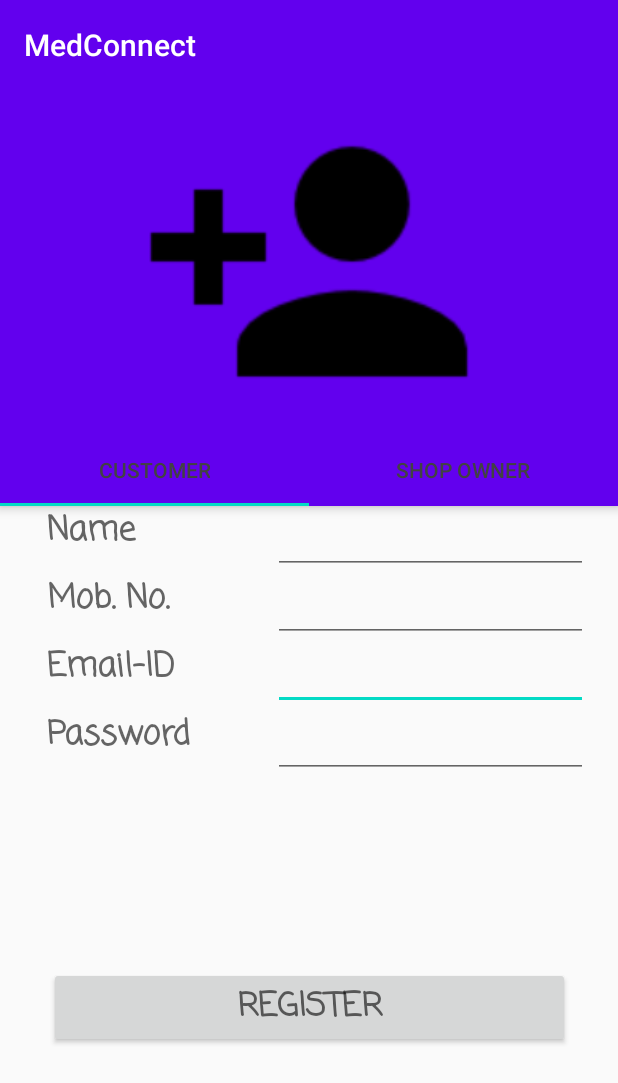
After one commit to shobhi1310/MedConnect, an Android app: the CustomerFragment screen opened directly, with no data from a screen before it, on a phone screen of 412 x 824 dp. The commit adds this screen. Shown: the top 1083 px of the screen. Run offline under Robolectric (Android 15) with nearby library versions, the phone set to English and light mode, and no system bars.

Commit message:
Sign Up Page Almost Finished

```diff
--- a/app/src/main/AndroidManifest.xml
+++ b/app/src/main/AndroidManifest.xml
@@ -9,6 +9,10 @@
         android:roundIcon="@mipmap/ic_launcher_round"
         android:supportsRtl="true"
         android:theme="@style/AppTheme">
+        <activity
+            android:name=".SignUp"
+            android:label="@string/title_activity_sign_up"
+            android:theme="@style/AppTheme.NoActionBar"></activity>
         <activity android:name=".MainActivity">
             <intent-filter>
                 <action android:name="android.intent.action.MAIN" />
--- /dev/null
+++ b/app/src/main/java/com/example/medconnect/SignUp.java
@@ -0,0 +1,44 @@
+package com.example.medconnect;
+
+import android.os.Bundle;
+
+import com.example.medconnect.ui.main.CustomerFragment;
+import com.example.medconnect.ui.main.ShopOwnerFragment;
+import com.google.android.material.floatingactionbutton.FloatingActionButton;
+import com.google.android.material.snackbar.Snackbar;
+import com.google.android.material.tabs.TabLayout;
+
+import androidx.viewpager.widget.ViewPager;
+import androidx.appcompat.app.AppCompatActivity;
+
+import android.view.Menu;
+import android.view.MenuItem;
+import android.view.View;
+
+import com.example.medconnect.ui.main.SectionsPagerAdapter;
+
+public class SignUp extends AppCompatActivity {
+
+    private SectionsPagerAdapter sectionsPagerAdapter;
+    private ViewPager viewPager;
+
+    @Override
+    protected void onCreate(Bundle savedInstanceState) {
+        super.onCreate(savedInstanceState);
+        setContentView(R.layout.activity_sign_up);
+        sectionsPagerAdapter = new SectionsPagerAdapter(getSupportFragmentManager());
+
+        viewPager = (ViewPager)findViewById(R.id.view_pager);
+        setupViewPager(viewPager);
+
+        TabLayout tabs = findViewById(R.id.tabs);
+        tabs.setupWithViewPager(viewPager);
+    }
+
+    private void setupViewPager(ViewPager viewPager) {
+        SectionsPagerAdapter adapter = new SectionsPagerAdapter(getSupportFragmentManager());
+        adapter.addFragment(new CustomerFragment(), "CUSTOMER");
+        adapter.addFragment(new ShopOwnerFragment(), "SHOP OWNER");
+        viewPager.setAdapter(adapter);
+    }
+}
--- /dev/null
+++ b/app/src/main/java/com/example/medconnect/ui/main/CustomerFragment.java
@@ -0,0 +1,54 @@
+package com.example.medconnect.ui.main;
+
+import android.os.Bundle;
+import android.view.LayoutInflater;
+import android.view.View;
+import android.view.ViewGroup;
+import android.widget.Button;
+import android.widget.EditText;
+import android.widget.Toast;
+
+import com.example.medconnect.R;
+
+import androidx.annotation.NonNull;
+import androidx.annotation.Nullable;
+import androidx.fragment.app.Fragment;
+
+public class CustomerFragment extends Fragment {
+    private static final String TAG = "CustomerFragment";
+    EditText name;
+    EditText mob;
+    EditText email;
+    EditText password;
+    Button register;
+    String Name;
+    String Mobile;
+    String Email;
+    String Password;
+
+    @Nullable
+    @Override
+    public View onCreateView(@NonNull LayoutInflater inflater, @Nullable ViewGroup container, @Nullable Bundle savedInstanceState) {
+        View view = inflater.inflate(R.layout.customer_fragment, container, false);
+
+        name = (EditText)view.findViewById(R.id.customerName);
+        mob = (EditText)view.findViewById(R.id.customerMobile);
+        email = (EditText)view.findViewById(R.id.customerEmail);
+        password = (EditText)view.findViewById(R.id.customerPassword);
+        register = (Button)view.findViewById(R.id.customerRegister);
+
+        register.setOnClickListener(new View.OnClickListener() {
+            @Override
+            public void onClick(View view) {
+                Name = name.getText().toString();
+                Mobile = mob.getText().toString();
+                Email = email.getText().toString();
+                Password = password.getText().toString();
+
+                Toast.makeText(getActivity(), Name + " " + Mobile + " " + Email + " " + Password, Toast.LENGTH_LONG).show();
+            }
+        });
+
+        return view;
+    }
+}
--- /dev/null
+++ b/app/src/main/java/com/example/medconnect/ui/main/SectionsPagerAdapter.java
@@ -0,0 +1,54 @@
+package com.example.medconnect.ui.main;
+
+import android.content.Context;
+
+import androidx.annotation.Nullable;
+import androidx.annotation.StringRes;
+import androidx.fragment.app.Fragment;
+import androidx.fragment.app.FragmentManager;
+import androidx.fragment.app.FragmentPagerAdapter;
+
+import com.example.medconnect.R;
+
+import java.util.ArrayList;
+import java.util.List;
+
+/**
+ * A [FragmentPagerAdapter] that returns a fragment corresponding to
+ * one of the sections/tabs/pages.
+ */
+public class SectionsPagerAdapter extends FragmentPagerAdapter {
+
+//    @StringRes
+//    private static final int[] TAB_TITLES = new int[]{R.string.tab_text_1, R.string.tab_text_2};
+    private final List<Fragment> mFragmentList = new ArrayList<>();
+    private final List<String> mFragmentTitleList = new ArrayList<>();
+
+    public void addFragment(Fragment fragment, String title) {
+        mFragmentList.add(fragment);
+        mFragmentTitleList.add(title);
+    }
+
+    public SectionsPagerAdapter(FragmentManager fm) {
+        super(fm);
+    }
+
+    @Override
+    public Fragment getItem(int position) {
+        // getItem is called to instantiate the fragment for the given page.
+        // Return a PlaceholderFragment (defined as a static inner class below).
+//        return PlaceholderFragment.newInstance(position + 1);
+        return mFragmentList.get(position);
+    }
+
+    @Nullable
+    @Override
+    public CharSequence getPageTitle(int position) {
+        return mFragmentTitleList.get(position);
+    }
+
+    @Override
+    public int getCount() {
+        return mFragmentList.size();
+    }
+}
--- /dev/null
+++ b/app/src/main/java/com/example/medconnect/ui/main/ShopOwnerFragment.java
@@ -0,0 +1,62 @@
+package com.example.medconnect.ui.main;
+
+import android.os.Bundle;
+import android.view.LayoutInflater;
+import android.view.View;
+import android.view.ViewGroup;
+import android.widget.Button;
+import android.widget.EditText;
+import android.widget.Toast;
+
+import com.example.medconnect.R;
+
+import androidx.annotation.NonNull;
+import androidx.annotation.Nullable;
+import androidx.fragment.app.Fragment;
+
+public class ShopOwnerFragment extends Fragment {
+    private static final String TAG = "ShopOwnerFragment";
+    EditText shopname;
+    EditText mob;
+    EditText email;
+    EditText password;
+    EditText address;
+    EditText license;
+    Button register;
+    String ShopName;
+    String Mobile;
+    String Email;
+    String Password;
+    String Address;
+    String License;
+
+    @Nullable
+    @Override
+    public View onCreateView(@NonNull LayoutInflater inflater, @Nullable ViewGroup container, @Nullable Bundle savedInstanceState) {
+        View view = inflater.inflate(R.layout.shop_owner_fragment, container, false);
+
+        shopname = (EditText) view.findViewById(R.id.shopName);
+        mob = (EditText) view.findViewById(R.id.shopMobile);
+        email = (EditText) view.findViewById(R.id.shopEmail);
+        password = (EditText) view.findViewById(R.id.shopPassword);
+        address = (EditText)view.findViewById(R.id.shopAddress);
+        license = (EditText)view.findViewById(R.id.shopLicense);
+        register = (Button) view.findViewById(R.id.shopRegister);
+
+        register.setOnClickListener(new View.OnClickListener() {
+            @Override
+            public void onClick(View view) {
+                ShopName = shopname.getText().toString();
+                Mobile = mob.getText().toString();
+                Email = email.getText().toString();
+                Password = password.getText().toString();
+                Address = address.getText().toString();
+                License = license.getText().toString();
+
+                Toast.makeText(getActivity(), ShopName + " " + Mobile + " " + Email + " " + Password, Toast.LENGTH_LONG).show();
+            }
+        });
+
+        return view;
+    }
+}
--- /dev/null
+++ b/app/src/main/res/layout/activity_sign_up.xml
@@ -0,0 +1,68 @@
+<?xml version="1.0" encoding="utf-8"?>
+<androidx.coordinatorlayout.widget.CoordinatorLayout xmlns:android="http://schemas.android.com/apk/res/android"
+    xmlns:app="http://schemas.android.com/apk/res-auto"
+    xmlns:tools="http://schemas.android.com/tools"
+    android:layout_width="match_parent"
+    android:layout_height="match_parent"
+    tools:context=".SignUp">
+
+    <androidx.viewpager.widget.ViewPager
+        android:id="@+id/view_pager"
+        android:layout_width="match_parent"
+        android:layout_height="match_parent"
+        app:layout_behavior="@string/appbar_scrolling_view_behavior" />
+
+    <com.google.android.material.appbar.AppBarLayout
+        android:layout_width="match_parent"
+        android:layout_height="wrap_content"
+        android:theme="@style/AppTheme.AppBarOverlay">
+
+        <TextView
+            android:id="@+id/title"
+            android:layout_width="wrap_content"
+            android:layout_height="wrap_content"
+            android:gravity="center"
+            android:minHeight="?actionBarSize"
+            android:padding="@dimen/appbar_padding"
+            android:text="@string/app_name"
+            android:textAppearance="@style/TextAppearance.Widget.AppCompat.Toolbar.Title" />
+
+        <ImageView
+            android:id="@+id/imageView"
+            android:layout_width="match_parent"
+            android:layout_height="230dp"
+            app:srcCompat="@drawable/baseline_person_add_black_48dp"
+            android:contentDescription="Sign Up Page" />
+
+        <com.google.android.material.tabs.TabLayout
+            android:id="@+id/tabs"
+            android:layout_width="match_parent"
+            android:layout_height="wrap_content"
+            android:background="?attr/colorPrimary"
+            app:tabUnboundedRipple="false"
+            app:tabTextColor="@color/cardview_dark_background">
+
+        <com.google.android.material.tabs.TabItem
+            android:text="@string/tab_text_1"
+            android:layout_height="wrap_content"
+            android:layout_width="wrap_content"
+            android:icon="@drawable/baseline_person_black_18dp"/>
+
+        <com.google.android.material.tabs.TabItem
+            android:text="@string/tab_text_2"
+            android:layout_height="wrap_content"
+            android:layout_width="wrap_content"
+            android:icon="@drawable/baseline_storefront_black_18dp"/>
+
+        </com.google.android.material.tabs.TabLayout>
+
+    </com.google.android.material.appbar.AppBarLayout>
+
+<!--    <com.google.android.material.floatingactionbutton.FloatingActionButton-->
+<!--        android:id="@+id/fab"-->
+<!--        android:layout_width="wrap_content"-->
+<!--        android:layout_height="wrap_content"-->
+<!--        android:layout_gravity="bottom|end"-->
+<!--        android:layout_margin="@dimen/fab_margin"-->
+<!--        app:srcCompat="@android:drawable/ic_dialog_email" />-->
+</androidx.coordinatorlayout.widget.CoordinatorLayout>
--- /dev/null
+++ b/app/src/main/res/layout/customer_fragment.xml
@@ -0,0 +1,125 @@
+<?xml version="1.0" encoding="utf-8"?>
+<androidx.constraintlayout.widget.ConstraintLayout xmlns:android="http://schemas.android.com/apk/res/android"
+    xmlns:app="http://schemas.android.com/apk/res-auto"
+    xmlns:tools="http://schemas.android.com/tools"
+    android:layout_width="match_parent"
+    android:layout_height="400dp"
+    android:layout_gravity="bottom">
+
+    <Button
+        android:id="@+id/customerRegister"
+        android:layout_width="347dp"
+        android:layout_height="wrap_content"
+        android:layout_margin="100dp"
+        android:fontFamily="casual"
+        android:text="REGISTER"
+        android:textAppearance="@style/TextAppearance.AppCompat.Medium"
+        android:textSize="22sp"
+        android:textStyle="bold"
+        app:layout_constraintBottom_toBottomOf="parent"
+        app:layout_constraintEnd_toEndOf="parent"
+        app:layout_constraintStart_toStartOf="parent"
+        app:layout_constraintTop_toBottomOf="@+id/customerPassword" />
+
+    <EditText
+        android:id="@+id/customerEmail"
+        android:layout_width="210dp"
+        android:layout_height="wrap_content"
+        android:layout_marginEnd="20dp"
+        android:ems="10"
+        android:inputType="textEmailAddress"
+        app:layout_constraintEnd_toEndOf="parent"
+        app:layout_constraintTop_toBottomOf="@+id/customerMobile" />
+
+    <EditText
+        android:id="@+id/customerPassword"
+        android:layout_width="210dp"
+        android:layout_height="wrap_content"
+        android:layout_marginEnd="20dp"
+        android:ems="10"
+        android:inputType="textPassword"
+        app:layout_constraintEnd_toEndOf="parent"
+        app:layout_constraintTop_toBottomOf="@+id/customerEmail" />
+
+    <EditText
+        android:id="@+id/customerName"
+        android:layout_width="210dp"
+        android:layout_height="wrap_content"
+        android:layout_marginEnd="20dp"
+        android:ems="10"
+        android:inputType="textPersonName"
+        app:layout_constraintEnd_toEndOf="parent"
+        tools:layout_editor_absoluteY="49dp"
+        tools:ignore="MissingConstraints" />
+
+    <EditText
+        android:id="@+id/customerMobile"
+        android:layout_width="210dp"
+        android:layout_height="wrap_content"
+        android:layout_marginEnd="20dp"
+        android:ems="10"
+        android:inputType="phone"
+        app:layout_constraintEnd_toEndOf="parent"
+        app:layout_constraintTop_toBottomOf="@+id/customerName" />
+
+    <TextView
+        android:id="@+id/textView4"
+        android:layout_width="140dp"
+        android:layout_height="43dp"
+        android:layout_marginStart="20dp"
+        android:layout_marginTop="2dp"
+        android:fontFamily="casual"
+        android:text="Email-ID"
+        android:textAppearance="@style/TextAppearance.AppCompat.Medium"
+        android:textSize="22sp"
+        android:textStyle="bold"
+        app:layout_constraintEnd_toStartOf="@+id/customerEmail"
+        app:layout_constraintStart_toStartOf="parent"
+        app:layout_constraintTop_toBottomOf="@+id/textView2" />
+
+    <TextView
+        android:id="@+id/textView5"
+        android:layout_width="140dp"
+        android:layout_height="43dp"
+        android:layout_marginStart="20dp"
+        android:layout_marginTop="2dp"
+        android:fontFamily="casual"
+        android:text="Password"
+        android:textAppearance="@style/TextAppearance.AppCompat.Medium"
+        android:textSize="22sp"
+        android:textStyle="bold"
+        app:layout_constraintEnd_toStartOf="@+id/customerPassword"
+        app:layout_constraintStart_toStartOf="parent"
+        app:layout_constraintTop_toBottomOf="@+id/textView4" />
+
+    <TextView
+        android:id="@+id/textView3"
+        android:layout_width="140dp"
+        android:layout_height="43dp"
+        android:layout_marginStart="20dp"
+        android:fontFamily="casual"
+        android:text="Name"
+        android:textAppearance="@style/TextAppearance.AppCompat.Medium"
+        android:textSize="22sp"
+        android:textStyle="bold"
+        app:layout_constraintEnd_toStartOf="@+id/customerName"
+        app:layout_constraintStart_toStartOf="parent"
+        tools:ignore="MissingConstraints"
+        tools:layout_editor_absoluteY="53dp" />
+
+    <TextView
+        android:id="@+id/textView2"
+        android:layout_width="140dp"
+        android:layout_height="43dp"
+        android:layout_marginStart="20dp"
+        android:layout_marginTop="2dp"
+        android:fontFamily="casual"
+        android:text="Mob. No."
+        android:textAppearance="@style/TextAppearance.AppCompat.Medium"
+        android:textSize="22sp"
+        android:textStyle="bold"
+        app:layout_constraintEnd_toStartOf="@+id/customerMobile"
+        app:layout_constraintStart_toStartOf="parent"
+        app:layout_constraintTop_toBottomOf="@+id/textView3" />
+
+</androidx.constraintlayout.widget.ConstraintLayout>
--- /dev/null
+++ b/app/src/main/res/values-w820dp/dimens.xml
@@ -0,0 +1,6 @@
+<resources>
+    <!-- Example customization of dimensions originally defined in res/values/dimens.xml
+         (such as screen margins) for screens with more than 820dp of available width. This
+         would include 7" and 10" devices in landscape (~960dp and ~1280dp respectively). -->
+    <dimen name="activity_horizontal_margin">64dp</dimen>
+</resources>
--- a/app/src/main/res/values/colors.xml
+++ b/app/src/main/res/values/colors.xml
@@ -3,4 +3,5 @@
     <color name="colorPrimary">#6200EE</color>
     <color name="colorPrimaryDark">#3700B3</color>
     <color name="colorAccent">#03DAC5</color>
+    <color name="white">#FFFFFF</color>
 </resources>
--- /dev/null
+++ b/app/src/main/res/values/dimens.xml
@@ -0,0 +1,8 @@
+<resources>
+    <!-- Default screen margins, per the Android Design guidelines. -->
+    <dimen name="activity_horizontal_margin">16dp</dimen>
+    <dimen name="activity_vertical_margin">16dp</dimen>
+    <dimen name="appbar_padding">16dp</dimen>
+    <dimen name="fab_margin">16dp</dimen>
+    <dimen name="appbar_padding_top">8dp</dimen>
+</resources>
--- a/app/src/main/res/values/strings.xml
+++ b/app/src/main/res/values/strings.xml
@@ -1,3 +1,6 @@
 <resources>
     <string name="app_name">MedConnect</string>
+    <string name="title_activity_sign_up">SignUp</string>
+    <string name="tab_text_1">For Customer</string>
+    <string name="tab_text_2">For Shop Owner</string>
 </resources>
--- a/app/src/main/res/values/styles.xml
+++ b/app/src/main/res/values/styles.xml
@@ -7,4 +7,18 @@
         <item name="colorAccent">@color/colorAccent</item>
     </style>
 
+    <style name="AppTheme.NoActionBar">
+        <item name="windowActionBar">false</item>
+        <item name="windowNoTitle">true</item>
+    </style>
+
+    <style name="AppTheme.AppBarOverlay" parent="ThemeOverlay.AppCompat.Dark.ActionBar" />
+
+    <style name="AppTheme.PopupOverlay" parent="ThemeOverlay.AppCompat.Light" />
+
+    <style name="MyToolbarTheme" parent="@style/ThemeOverlay.AppCompat.Dark">
+        <item name="colorControlNormal">@color/white</item>
+        <item name="titleTextColor">@color/white</item>
+    </style>
+
 </resources>
```
Also changed, not shown: app/build.gradle (+5 -2 lines), app/src/main/java/com/example/medconnect/MainActivity.java (+11 -0 lines), app/src/main/java/com/example/medconnect/ui/main/PageViewModel.java (added, +26 -0 lines), app/src/main/res/layout/activity_main.xml (+5 -5 lines), app/src/main/res/layout/shop_owner_fragment.xml (added, +175 -0 lines), app/src/main/res/drawable-v24/baseline_person_add_black_48dp.png (added), app/src/main/res/drawable-v24/baseline_person_black_18dp.png (added), app/src/main/res/drawable-v24/baseline_storefront_black_18dp.png (added).
